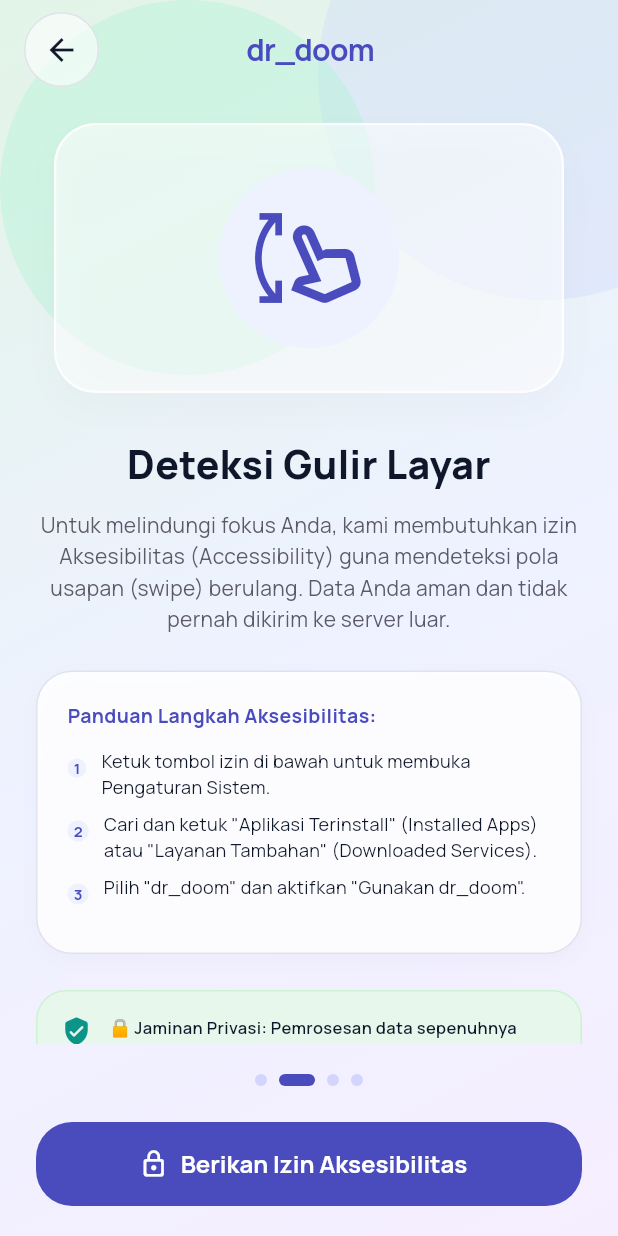
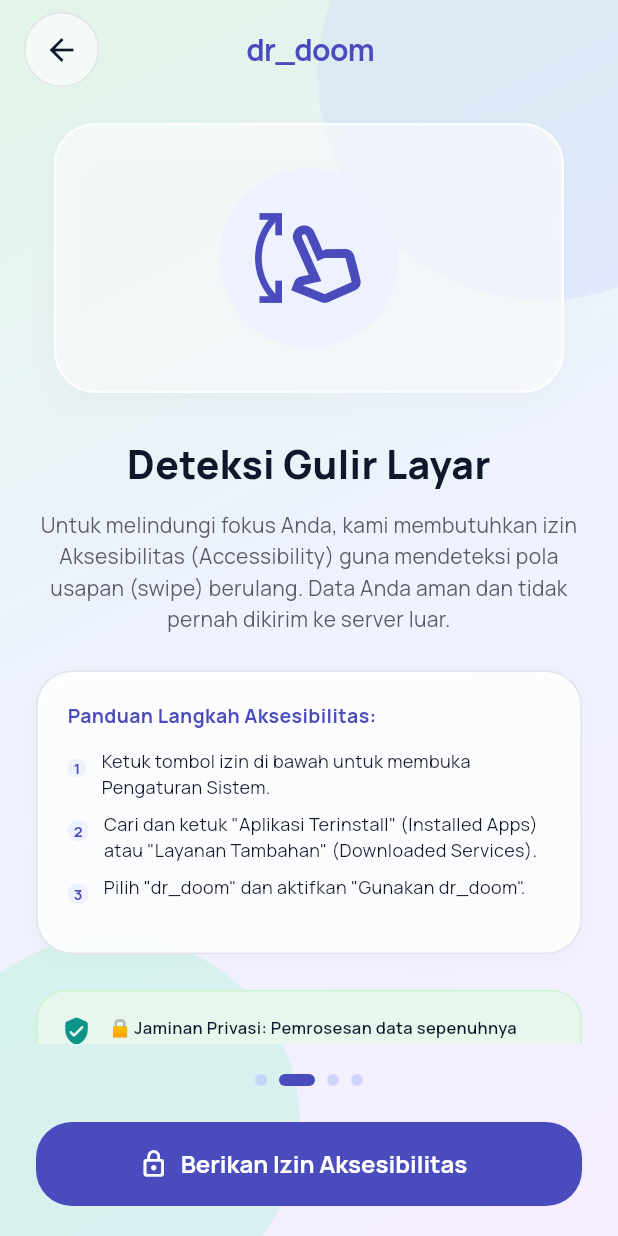
Before and after one commit to LintangNov/dr_doom, a Flutter app: the screen it shows after launch, after a tap on "Selanjutnya", on a phone screen of 412 x 824 dp. Run offline on Flutter 3.47's test engine with Material 3 defaults, Android fonts, the phone set to English and light mode, and no system bars; our stand-ins replace flutter_riverpod, flutter_secure_storage, freezed_annotation, go_router, google_fonts, isar_community and 1 more; accounts and stored records are empty; generated files the repository leaves out were written again.

Commit message:
feat(onboarding): refine layout, permission notifier, and update widget test expectations

```diff
--- a/lib/presentation/screens/onboarding/onboarding_screen.dart
+++ b/lib/presentation/screens/onboarding/onboarding_screen.dart
@@ -77,7 +77,7 @@ class _OnboardingScreenState extends ConsumerState<OnboardingScreen> {
               ),
             ),
           ),
-          Position(
+          Positioned(
             bottom: -50,
             left: -50,
             child: Container(
--- a/lib/providers/permission_provider.dart
+++ b/lib/providers/permission_provider.dart
@@ -24,8 +24,11 @@ class PermissionState {
   }
 }
 
-class PermissionNotifier extends StateNotifier<PermissionState> {
-  PermissionNotifier() : super(const PermissionState());
+class PermissionNotifier extends Notifier<PermissionState> {
+  @override
+  PermissionState build() {
+    return const PermissionState();
+  }
 
   void grantAccessibility() {
     state = state.copyWith(accessibilityGranted: true);
@@ -44,6 +47,6 @@ class PermissionNotifier extends StateNotifier<PermissionState> {
   }
 }
 
-final permissionStateProvider = StateNotifierProvider<PermissionNotifier, PermissionState>((ref) {
+final permissionStateProvider = NotifierProvider<PermissionNotifier, PermissionState>(() {
   return PermissionNotifier();
 });
```
Also changed, not shown: 1 other file.
